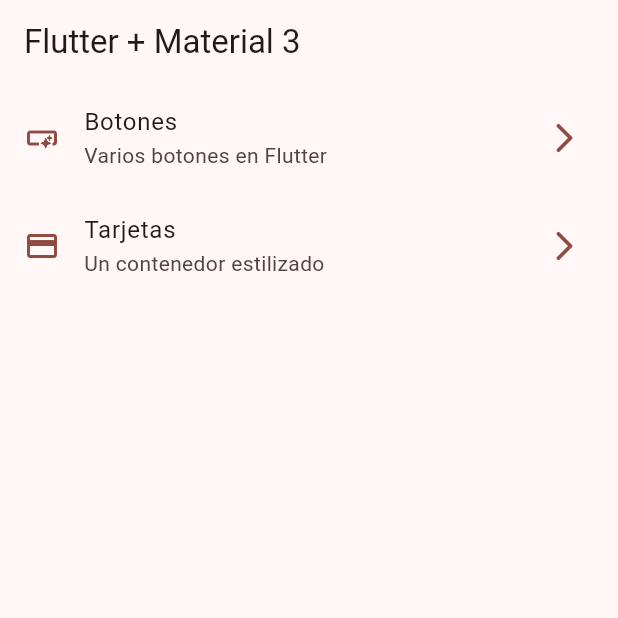
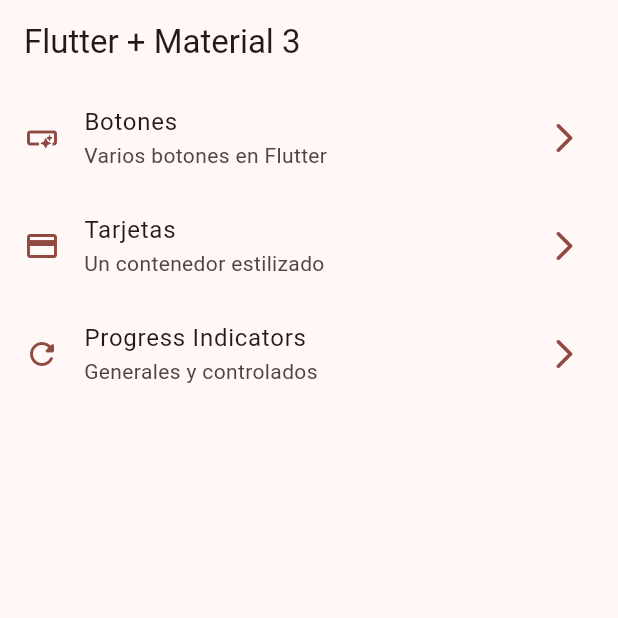
Before and after one commit to RichiiiRFC/widgets_app, a Flutter app: the screen it shows after launch, on a phone screen of 412 x 824 dp, the top half of it. Run offline on Flutter 3.47's test engine with Material 3 defaults, Android fonts, the phone set to English and light mode, and no system bars; our stand-ins replace go_router.

Commit message:
progress indicators terminado

```diff
--- a/lib/config/menu/menu_items.dart
+++ b/lib/config/menu/menu_items.dart
@@ -31,4 +31,11 @@ const appMenuItems = <MenuItem>[
       link: '/cards',
       icon: Icons.credit_card
   ),
+
+  MenuItem(
+      title: 'Progress Indicators',
+      subTitle: 'Generales y controlados',
+      link: '/progress',
+      icon: Icons.refresh_rounded
+  ),
 ];
--- a/lib/config/router/app_router.dart
+++ b/lib/config/router/app_router.dart
@@ -25,5 +25,11 @@ final appRouter = GoRouter(
       name: CardsScreen.name,
       builder: (context, state) => CardsScreen(),
     ),
+
+    GoRoute(
+      path: '/progress',
+      name: ProgressScreen.name,
+      builder: (context, state) => ProgressScreen(),
+    ),
   ],
 );
```
Also changed, not shown: lib/presentation/screens/progress/progress_screen.dart (+61 -1 lines).
